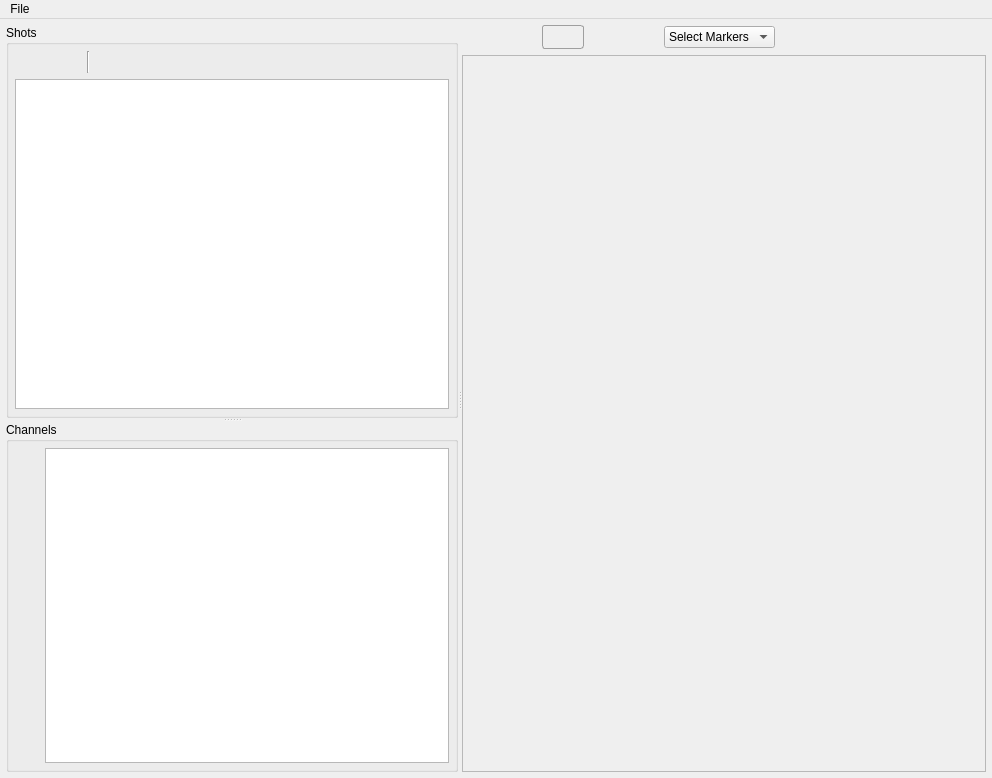
This is runviewer/main.ui in spielman-group/runviewer as Qt 5 draws it before an edit. The edited form follows.
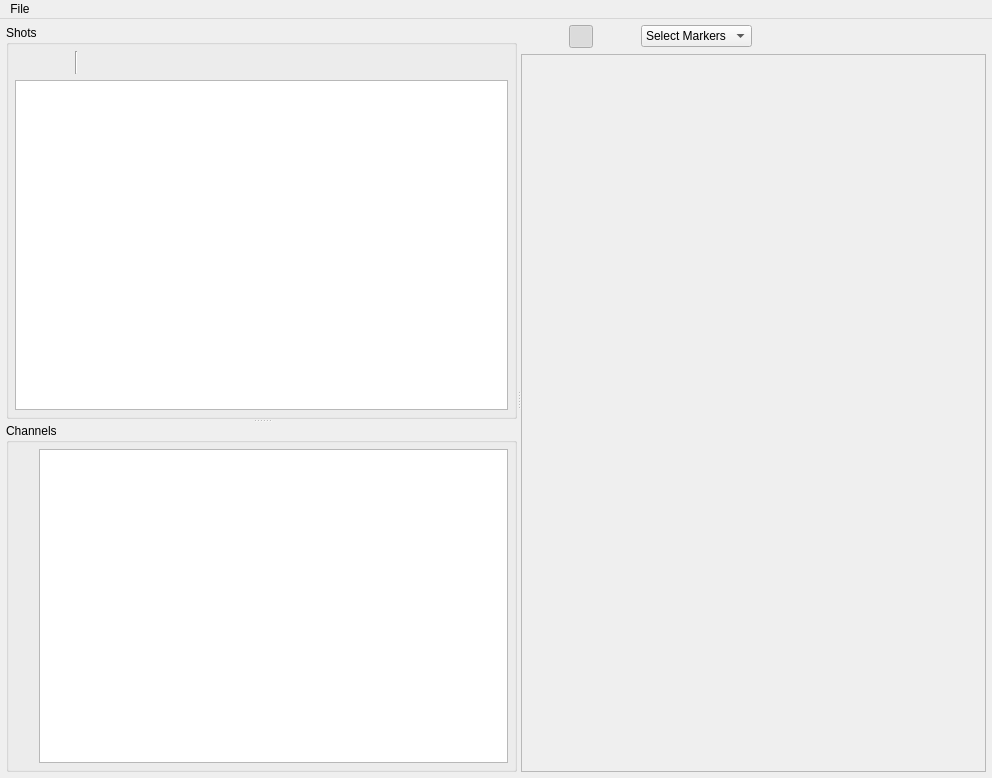
This is the edited form. Icons and pictures are not drawn. Custom widgets are drawn as their Qt base class.

Commit message: Draw the flat buttons with the Qt style instead of a style sheet

Diff of the .ui file:
```diff
--- a/runviewer/main.ui
+++ b/runviewer/main.ui
@@ -21,71 +21,6 @@
    <enum>QTabWidget::Rounded</enum>
   </property>
   <widget class="QWidget" name="centralwidget">
-   <property name="styleSheet">
-    <string notr="true">QPushButton {
-     border: none;
-     padding: 4px;
- }
-
-QPushButton:hover {
-     background-color: qlineargradient(x1: 0, y1: 0, x2: 0, y2: 1,
-                                       stop: 0 palette(light), stop: 1 palette(window));
-     border: 1px solid palette(dark);
-     border-radius: 3px;
- }
-
- QPushButton:pressed {
-     background-color: qlineargradient(x1: 0, y1: 0, x2: 0, y2: 1,
-                                       stop: 0 palette(window), stop: 1 palette(light));
-     border: 1px solid palette(dark);
-     border-radius: 3px;
- }
-
-QPushButton:checked {
-     background-color: palette(window);
-     border: 1px solid palette(dark);
-     border-radius: 3px;
- }
-
-QPushButton:hover:checked {
-     background-color: qlineargradient(x1: 0, y1: 0, x2: 0, y2: 1,
-                                       stop: 0 palette(window), stop: 1 palette(light));
-     border: 1px solid palette(dark);
-     border-radius: 3px;
- }
-
-QToolButton {
-     border: none;
-     padding: 2px;
- }
-
-QToolButton:hover {
-     background-color: qlineargradient(x1: 0, y1: 0, x2: 0, y2: 1,
-                                       stop: 0 palette(light), stop: 1 palette(window));
-     border: 1px solid palette(dark);
-     border-radius: 3px;
- }
-
- QToolButton:pressed {
-     background-color: qlineargradient(x1: 0, y1: 0, x2: 0, y2: 1,
-                                       stop: 0 palette(window), stop: 1 palette(light));
-     border: 1px solid palette(dark);
-     border-radius: 3px;
- }
-
-QToolButton:checked {
-     background-color: palette(window);
-     border: 1px solid palette(dark);
-     border-radius: 3px;
- }
-
-QToolButton:hover:checked {
-     background-color: qlineargradient(x1: 0, y1: 0, x2: 0, y2: 1,
-                                       stop: 0 palette(window), stop: 1 palette(light));
-     border: 1px solid palette(dark);
-     border-radius: 3px;
- }</string>
-   </property>
    <layout class="QVBoxLayout" name="verticalLayout_6">
     <property name="leftMargin">
      <number>6</number>
@@ -128,7 +63,7 @@
          <item>
           <layout class="QHBoxLayout" name="horizontalLayout">
            <item>
-            <widget class="QPushButton" name="add_shot">
+            <widget class="QToolButton" name="add_shot">
              <property name="maximumSize">
               <size>
                <width>30</width>
@@ -141,10 +76,13 @@
              <property name="text">
               <string/>
              </property>
+             <property name="autoRaise">
+              <bool>true</bool>
+             </property>
             </widget>
            </item>
            <item>
-            <widget class="QPushButton" name="remove_shots">
+            <widget class="QToolButton" name="remove_shots">
              <property name="maximumSize">
               <size>
                <width>30</width>
@@ -157,6 +95,9 @@
              <property name="text">
               <string/>
              </property>
+             <property name="autoRaise">
+              <bool>true</bool>
+             </property>
             </widget>
            </item>
            <item>
@@ -167,23 +108,29 @@
             </widget>
            </item>
            <item>
-            <widget class="QPushButton" name="enable_selected_shots">
+            <widget class="QToolButton" name="enable_selected_shots">
              <property name="toolTip">
               <string>Tick selected shots</string>
              </property>
              <property name="text">
               <string/>
              </property>
+             <property name="autoRaise">
+              <bool>true</bool>
+             </property>
             </widget>
            </item>
            <item>
-            <widget class="QPushButton" name="disable_selected_shots">
+            <widget class="QToolButton" name="disable_selected_shots">
              <property name="toolTip">
               <string>Untick selected shots</string>
              </property>
              <property name="text">
               <string/>
              </property>
+             <property name="autoRaise">
+              <bool>true</bool>
+             </property>
             </widget>
            </item>
            <item>
@@ -265,7 +212,7 @@
             </spacer>
            </item>
            <item>
-            <widget class="QPushButton" name="channel_move_to_top">
+            <widget class="QToolButton" name="channel_move_to_top">
              <property name="maximumSize">
               <size>
                <width>30</width>
@@ -278,10 +225,13 @@
              <property name="text">
               <string/>
              </property>
+             <property name="autoRaise">
+              <bool>true</bool>
+             </property>
             </widget>
            </item>
            <item>
-            <widget class="QPushButton" name="channel_move_up">
+            <widget class="QToolButton" name="channel_move_up">
              <property name="maximumSize">
               <size>
                <width>30</width>
@@ -294,10 +244,13 @@
              <property name="text">
               <string/>
              </property>
+             <property name="autoRaise">
+              <bool>true</bool>
+             </property>
             </widget>
            </item>
            <item>
-            <widget class="QPushButton" name="channel_move_down">
+            <widget class="QToolButton" name="channel_move_down">
              <property name="maximumSize">
               <size>
                <width>30</width>
@@ -310,10 +263,13 @@
              <property name="text">
               <string/>
              </property>
+             <property name="autoRaise">
+              <bool>true</bool>
+             </property>
             </widget>
            </item>
            <item>
-            <widget class="QPushButton" name="channel_move_to_bottom">
+            <widget class="QToolButton" name="channel_move_to_bottom">
              <property name="maximumSize">
               <size>
                <width>30</width>
@@ -326,6 +282,9 @@
              <property name="text">
               <string/>
              </property>
+             <property name="autoRaise">
+              <bool>true</bool>
+             </property>
             </widget>
            </item>
            <item>
@@ -372,27 +331,33 @@
            <number>0</number>
           </property>
           <item>
-           <widget class="QPushButton" name="reset_x_axis">
+           <widget class="QToolButton" name="reset_x_axis">
             <property name="toolTip">
              <string>Show all time</string>
             </property>
             <property name="text">
              <string/>
             </property>
+            <property name="autoRaise">
+             <bool>true</bool>
+            </property>
            </widget>
           </item>
           <item>
-           <widget class="QPushButton" name="reset_y_axis">
+           <widget class="QToolButton" name="reset_y_axis">
             <property name="toolTip">
              <string>Autoscale y-axis</string>
             </property>
             <property name="text">
              <string/>
             </property>
+            <property name="autoRaise">
+             <bool>true</bool>
+            </property>
            </widget>
           </item>
           <item>
-           <widget class="QPushButton" name="toggle_tooltip">
+           <widget class="QToolButton" name="toggle_tooltip">
             <property name="toolTip">
              <string>Enable/Disable Tooltip</string>
             </property>
@@ -405,26 +370,35 @@
             <property name="checked">
              <bool>true</bool>
             </property>
+            <property name="autoRaise">
+             <bool>true</bool>
+            </property>
            </widget>
           </item>
           <item>
-           <widget class="QPushButton" name="linear_time">
+           <widget class="QToolButton" name="linear_time">
             <property name="toolTip">
              <string>Reset time axis</string>
             </property>
             <property name="text">
              <string/>
             </property>
+            <property name="autoRaise">
+             <bool>true</bool>
+            </property>
            </widget>
           </item>
           <item>
-           <widget class="QPushButton" name="equal_space_time">
+           <widget class="QToolButton" name="equal_space_time">
             <property name="toolTip">
              <string>Space markers evenly</string>
             </property>
             <property name="checkable">
              <bool>false</bool>
             </property>
+            <property name="autoRaise">
+             <bool>true</bool>
+            </property>
            </widget>
           </item>
           <item>
```
